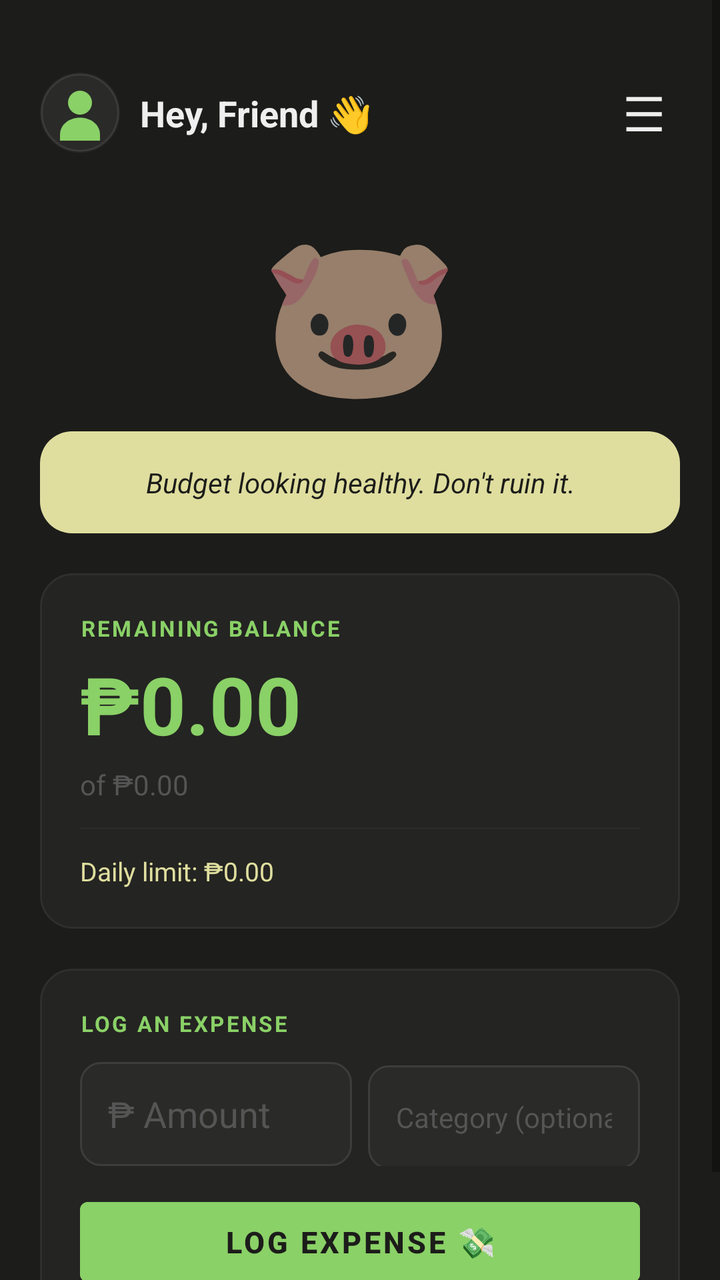
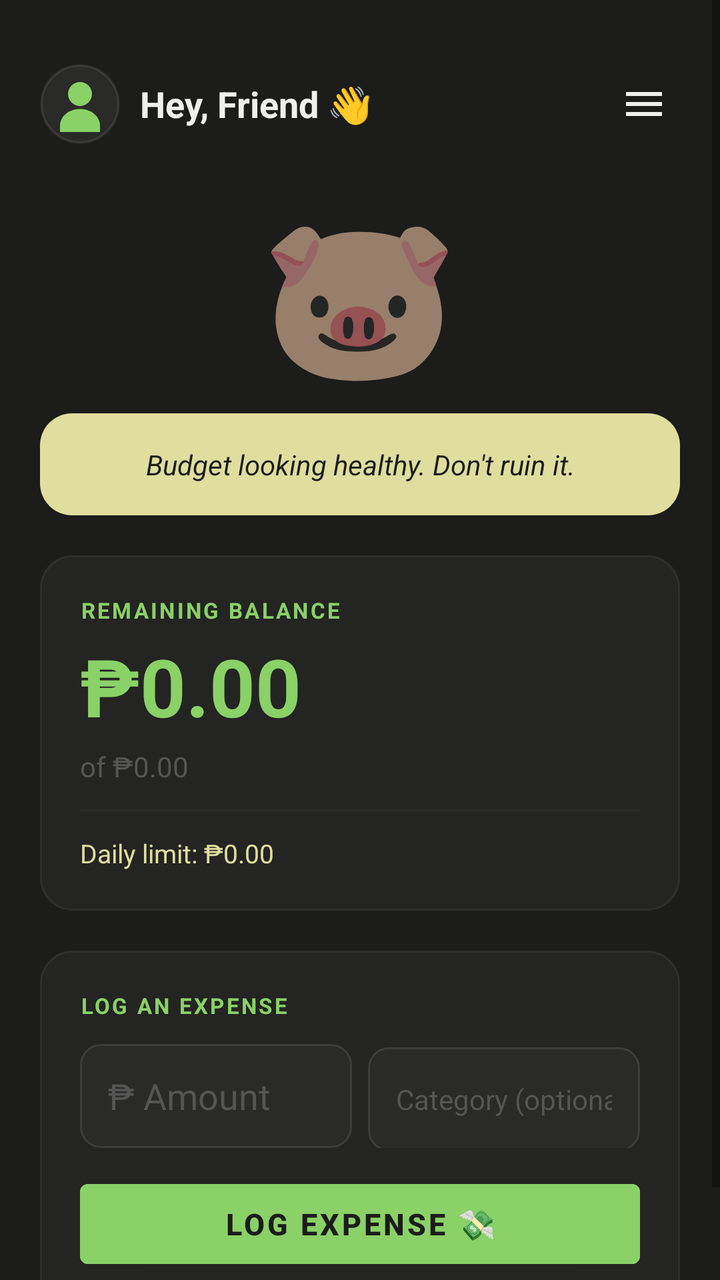

An Android layout rendered at two revisions. The XML below is the earlier revision; the diff shows what the commit changed to produce the second picture.
<!-- AndroidManifest.xml: application theme Theme.SpendSass -->
<!-- res/layout/activity_dashboard.xml -->
<?xml version="1.0" encoding="utf-8"?>
<ScrollView
    xmlns:android="http://schemas.android.com/apk/res/android"
    android:layout_width="match_parent"
    android:layout_height="match_parent"
    android:background="#1C1C1A"
    android:fillViewport="true">

    <LinearLayout
        android:layout_width="match_parent"
        android:layout_height="wrap_content"
        android:orientation="vertical"
        android:padding="20dp">

        
        <LinearLayout
            android:layout_width="match_parent"
            android:layout_height="wrap_content"
            android:orientation="horizontal"
            android:gravity="center_vertical"
            android:layout_marginTop="12dp"
            android:layout_marginBottom="20dp">

            
            <ImageView
                android:id="@+id/iv_avatar"
                android:layout_width="40dp"
                android:layout_height="40dp"
                android:src="@drawable/ic_default_avatar"
                android:layout_marginEnd="10dp"
                android:contentDescription="Profile"
                android:clickable="true"
                android:focusable="true"/>

            <TextView
                android:id="@+id/tv_greeting"
                android:layout_width="0dp"
                android:layout_height="wrap_content"
                android:layout_weight="1"
                android:text="Hey, Friend 👋"
                android:textColor="#EFEFEF"
                android:textSize="18sp"
                android:textStyle="bold"/>

            
            <TextView
                android:id="@+id/tv_hamburger"
                android:layout_width="wrap_content"
                android:layout_height="wrap_content"
                android:text="☰"
                android:textColor="#EFEFEF"
                android:textSize="24sp"
                android:padding="8dp"
                android:clickable="true"
                android:focusable="true"/>

        </LinearLayout>

        
        <LinearLayout
            android:id="@+id/layout_setup_prompt"
            android:layout_width="match_parent"
            android:layout_height="wrap_content"
            android:orientation="vertical"
            android:gravity="center"
            android:padding="32dp"
            android:visibility="gone">

            <TextView
                android:layout_width="wrap_content"
                android:layout_height="wrap_content"
                android:text="🐷"
                android:textSize="80sp"
                android:layout_marginBottom="16dp"/>

            <TextView
                android:layout_width="wrap_content"
                android:layout_height="wrap_content"
                android:text="I need your budget first."
                android:textColor="#8AD167"
                android:textSize="20sp"
                android:textStyle="bold"
                android:layout_marginBottom="8dp"/>

            <TextView
                android:layout_width="wrap_content"
                android:layout_height="wrap_content"
                android:text="How can I judge your spending if I don't know your budget? Set it up in Profile."
                android:textColor="#EFEFEF"
                android:textSize="14sp"
                android:gravity="center"
                android:layout_marginBottom="28dp"/>

            <Button
                android:id="@+id/btn_setup_now"
                android:layout_width="match_parent"
                android:layout_height="52dp"
                android:text="Set Up Budget"
                android:textColor="#1C1C1A"
                android:textStyle="bold"
                android:backgroundTint="#8AD167"/>

        </LinearLayout>

        
        <LinearLayout
            android:id="@+id/layout_main_content"
            android:layout_width="match_parent"
            android:layout_height="wrap_content"
            android:orientation="vertical"
            android:visibility="visible">

            
            <LinearLayout
                android:layout_width="match_parent"
                android:layout_height="wrap_content"
                android:orientation="vertical"
                android:gravity="center"
                android:layout_marginBottom="20dp">

                <TextView
                    android:id="@+id/tv_piggy_emoji"
                    android:layout_width="wrap_content"
                    android:layout_height="wrap_content"
                    android:text="🐷"
                    android:textSize="80sp"
                    android:layout_marginBottom="8dp"/>

                
                <LinearLayout
                    android:layout_width="match_parent"
                    android:layout_height="wrap_content"
                    android:background="@drawable/bg_speech_bubble"
                    android:padding="16dp">
                    <TextView
                        android:id="@+id/tv_piggy_message"
                        android:layout_width="match_parent"
                        android:layout_height="wrap_content"
                        android:text="Budget looking healthy. Don't ruin it."
                        android:textColor="#1C1C1A"
                        android:textSize="14sp"
                        android:textStyle="italic"
                        android:gravity="center"/>
                </LinearLayout>

            </LinearLayout>

            
            <LinearLayout
                android:layout_width="match_parent"
                android:layout_height="wrap_content"
                android:orientation="vertical"
                android:background="@drawable/bg_dashboard_card"
                android:padding="20dp"
                android:layout_marginBottom="20dp">

                <TextView
                    android:layout_width="wrap_content"
                    android:layout_height="wrap_content"
                    android:text="REMAINING BALANCE"
                    android:textColor="#8AD167"
                    android:textSize="11sp"
                    android:letterSpacing="0.1"
                    android:textStyle="bold"
                    android:layout_marginBottom="4dp"/>

                <TextView
                    android:id="@+id/tv_remaining_balance"
                    android:layout_width="wrap_content"
                    android:layout_height="wrap_content"
                    android:text="₱0.00"
                    android:textColor="#8AD167"
                    android:textSize="40sp"
                    android:textStyle="bold"
                    android:layout_marginBottom="4dp"/>

                <TextView
                    android:id="@+id/tv_total_budget"
                    android:layout_width="wrap_content"
                    android:layout_height="wrap_content"
                    android:text="of ₱0.00"
                    android:textColor="#555555"
                    android:textSize="14sp"
                    android:layout_marginBottom="12dp"/>

                
                <View
                    android:layout_width="match_parent"
                    android:layout_height="1dp"
                    android:background="#2A2A28"
                    android:layout_marginBottom="12dp"/>

                <TextView
                    android:id="@+id/tv_daily_limit"
                    android:layout_width="wrap_content"
                    android:layout_height="wrap_content"
                    android:text="Daily limit: ₱0.00"
                    android:textColor="#DFDE9F"
                    android:textSize="13sp"/>

            </LinearLayout>

            
            <LinearLayout
                android:layout_width="match_parent"
                android:layout_height="wrap_content"
                android:orientation="vertical"
                android:background="@drawable/bg_dashboard_card"
                android:padding="20dp"
                android:layout_marginBottom="12dp">

                <TextView
                    android:layout_width="wrap_content"
                    android:layout_height="wrap_content"
                    android:text="LOG AN EXPENSE"
                    android:textColor="#8AD167"
                    android:textSize="11sp"
                    android:letterSpacing="0.1"
                    android:textStyle="bold"
                    android:layout_marginBottom="12dp"/>

                
                <LinearLayout
                    android:layout_width="match_parent"
                    android:layout_height="wrap_content"
                    android:orientation="horizontal"
                    android:layout_marginBottom="4dp">

                    <EditText
                        android:id="@+id/et_amount"
                        android:layout_width="0dp"
                        android:layout_height="52dp"
                        android:layout_weight="1"
                        android:hint="₱ Amount"
                        android:textColorHint="#555555"
                        android:textColor="#EFEFEF"
                        android:textSize="18sp"
                        android:inputType="numberDecimal"
                        android:background="@drawable/bg_input_field"
                        android:paddingStart="14dp"
                        android:paddingEnd="14dp"
                        android:layout_marginEnd="8dp"/>

                    <EditText
                        android:id="@+id/et_category"
                        android:layout_width="0dp"
                        android:layout_height="52dp"
                        android:layout_weight="1"
                        android:hint="Category (optional)"
                        android:textColorHint="#555555"
                        android:textColor="#EFEFEF"
                        android:textSize="14sp"
                        android:inputType="text"
                        android:background="@drawable/bg_input_field"
                        android:paddingStart="14dp"
                        android:paddingEnd="14dp"/>

                </LinearLayout>

                <TextView
                    android:id="@+id/tv_amount_error"
                    android:layout_width="match_parent"
                    android:layout_height="wrap_content"
                    android:textColor="#FF6B6B"
                    android:textSize="12sp"
                    android:layout_marginBottom="8dp"
                    android:visibility="gone"/>

                <Button
                    android:id="@+id/btn_log_expense"
                    android:layout_width="match_parent"
                    android:layout_height="52dp"
                    android:text="Log Expense 💸"
                    android:textColor="#1C1C1A"
                    android:textSize="15sp"
                    android:textStyle="bold"
                    android:backgroundTint="#8AD167"
                    android:layout_marginTop="8dp"/>

            </LinearLayout>

        </LinearLayout>

    </LinearLayout>
</ScrollView>
<!-- resources referenced by this layout -->
<resources>
  <!-- drawable bg_dashboard_card (drawable) -->
  <?xml version="1.0" encoding="utf-8"?>
  <shape xmlns:android="http://schemas.android.com/apk/res/android"
      android:shape="rectangle">
      <solid android:color="#242422"/>
      <stroke android:color="#2F2F2D" android:width="1dp"/>
      <corners android:radius="16dp"/>
  </shape>
  <!-- drawable bg_input_field (drawable) -->
  <?xml version="1.0" encoding="utf-8"?>
  <shape xmlns:android="http://schemas.android.com/apk/res/android"
      android:shape="rectangle">
      <solid android:color="#2A2A28"/>
      <stroke android:color="#3D3D3B" android:width="1dp"/>
      <corners android:radius="10dp"/>
  </shape>
  <!-- drawable bg_speech_bubble (drawable) -->
  <?xml version="1.0" encoding="utf-8"?>
  <shape xmlns:android="http://schemas.android.com/apk/res/android"
      android:shape="rectangle">
      <solid android:color="#DFDE9F"/>
      <corners android:radius="16dp"/>
  </shape>
  <!-- drawable ic_default_avatar (drawable) -->
  <?xml version="1.0" encoding="utf-8"?>
  <vector xmlns:android="http://schemas.android.com/apk/res/android"
      android:width="80dp"
      android:height="80dp"
      android:viewportWidth="80"
      android:viewportHeight="80">
  
      
      <path
          android:fillColor="#2A2A28"
          android:pathData="M40,40m-40,0a40,40 0,1 1,80 0a40,40 0,1 1,-80 0"/>
  
      
      <path
          android:fillColor="#8AD167"
          android:pathData="M40,18 C33.4,18 28,23.4 28,30 C28,36.6 33.4,42 40,42 C46.6,42 52,36.6 52,30 C52,23.4 46.6,18 40,18Z"/>
  
      
      <path
          android:fillColor="#8AD167"
          android:pathData="M20,62 C20,52 29,45 40,45 C51,45 60,52 60,62 L60,68 L20,68 Z"/>
  
      
      <path
          android:fillColor="#3D3D3B"
          android:strokeColor="#3D3D3B"
          android:strokeWidth="1.5"
          android:pathData="M40,40m-38,0a38,38 0,1 1,76 0a38,38 0,1 1,-76 0"
          android:fillAlpha="0"/>
  
  </vector>
  <style name="Theme.SpendSass" parent="Theme.MaterialComponents.DayNight.NoActionBar">
          <item name="colorPrimary">#8AD167</item>
          <item name="colorPrimaryDark">#1C1C1A</item>
          <item name="colorAccent">#DFDE9F</item>
          <item name="android:windowBackground">#1C1C1A</item>
          <item name="android:statusBarColor">#1C1C1A</item>
      </style>
</resources>

<!-- the commit's change to res/layout/activity_dashboard.xml (unified diff, before → after) -->
@@ -43,16 +43,16 @@
                 android:textStyle="bold"/>
 
             
-            <TextView
-                android:id="@+id/tv_hamburger"
-                android:layout_width="wrap_content"
-                android:layout_height="wrap_content"
-                android:text="☰"
-                android:textColor="#EFEFEF"
-                android:textSize="24sp"
-                android:padding="8dp"
+            <ImageView
+                android:id="@+id/iv_hamburger"
+                android:layout_width="36dp"
+                android:layout_height="36dp"
+                android:src="@drawable/ic_menu_white"
+                android:padding="6dp"
                 android:clickable="true"
-                android:focusable="true"/>
+                android:focusable="true"
+                android:contentDescription="Menu"
+                android:tint="#EFEFEF"/>
 
         </LinearLayout>
 
<!-- resource entries referenced after the edit -->
@@ -55,6 +55,25 @@
           android:fillAlpha="0"/>
   
   </vector>
+  <!-- drawable ic_menu_white (drawable) -->
+  <?xml version="1.0" encoding="utf-8"?>
+  <vector xmlns:android="http://schemas.android.com/apk/res/android"
+      android:width="24dp"
+      android:height="24dp"
+      android:viewportWidth="24"
+      android:viewportHeight="24">
+  
+      <path
+          android:fillColor="#FFFFFFFF"
+          android:pathData="M3,6 L21,6 L21,8 L3,8 Z"/>
+      <path
+          android:fillColor="#FFFFFFFF"
+          android:pathData="M3,11 L21,11 L21,13 L3,13 Z"/>
+      <path
+          android:fillColor="#FFFFFFFF"
+          android:pathData="M3,16 L21,16 L21,18 L3,18 Z"/>
+  
+  </vector>
   <style name="Theme.SpendSass" parent="Theme.MaterialComponents.DayNight.NoActionBar">
           <item name="colorPrimary">#8AD167</item>
           <item name="colorPrimaryDark">#1C1C1A</item>
